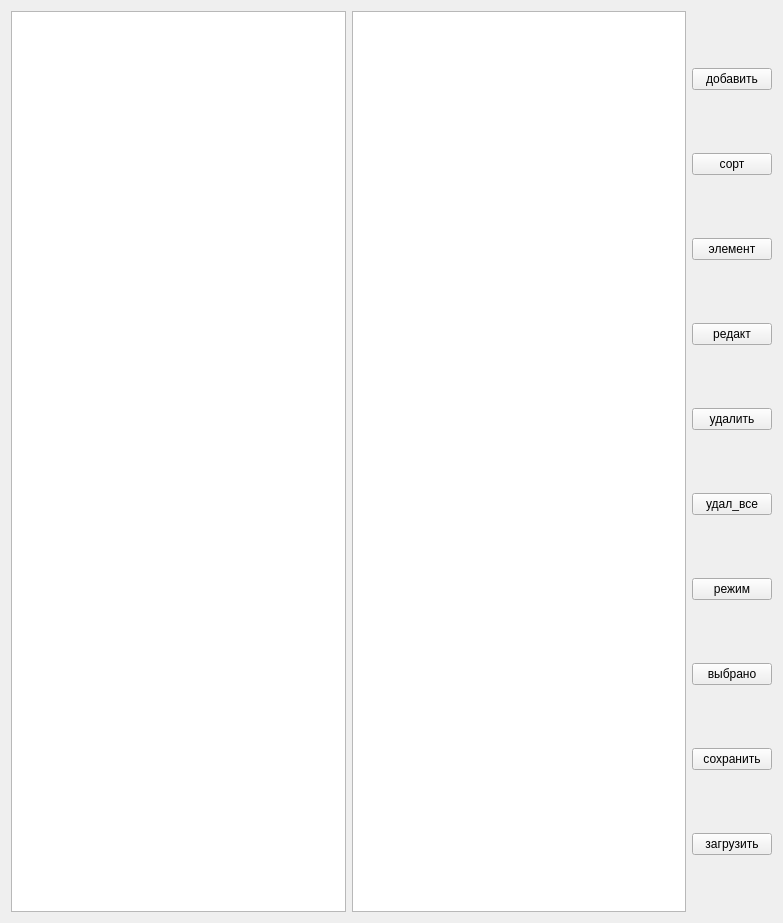
This is 18_create_soft_links/create_soft_links/src/widget.ui in 8evgeny/GIT as Qt 5 draws it before an edit. The edited form follows.
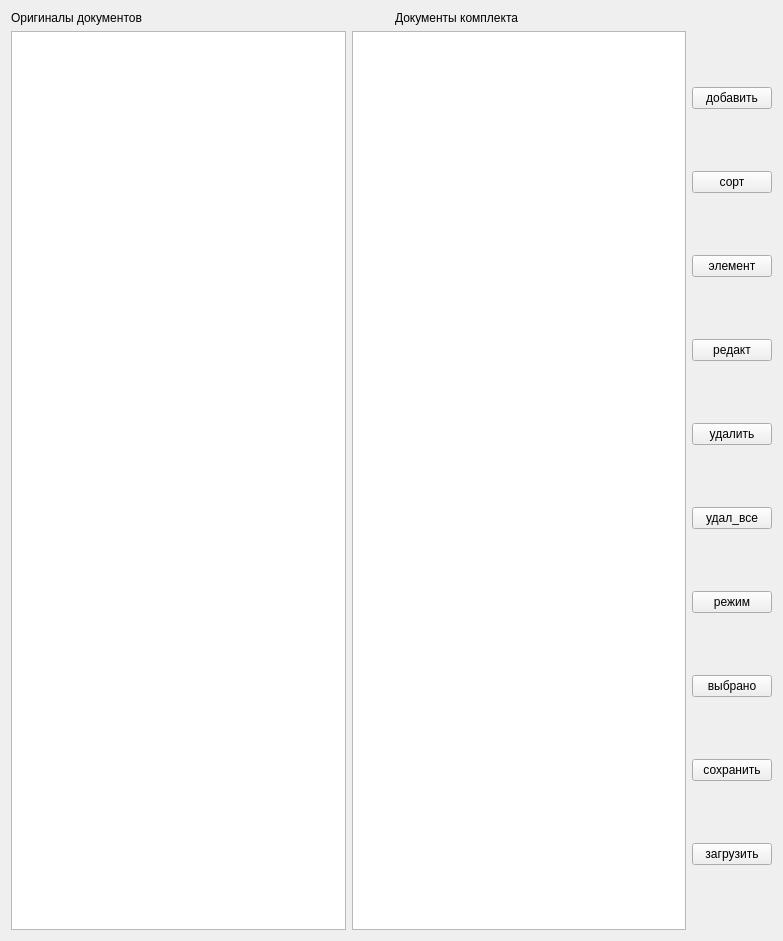
This is the edited form.

The edit to the form file:
```diff
--- a/18_create_soft_links/create_soft_links/src/widget.ui
+++ b/18_create_soft_links/create_soft_links/src/widget.ui
@@ -13,16 +13,23 @@
   <property name="windowTitle">
    <string>Widget</string>
   </property>
-  <layout class="QHBoxLayout" name="horizontalLayout_2">
-   <item>
-    <layout class="QHBoxLayout" name="horizontalLayout">
-     <item>
-      <widget class="QListWidget" name="listWidget"/>
-     </item>
-     <item>
+  <layout class="QGridLayout" name="gridLayout">
+   <item row="1" column="0">
+    <layout class="QGridLayout" name="gridLayout_2">
+     <item row="0" column="1">
       <widget class="QListWidget" name="listWidget_2"/>
      </item>
-     <item>
+     <item row="0" column="0">
+      <widget class="QListWidget" name="listWidget">
+       <property name="minimumSize">
+        <size>
+         <width>0</width>
+         <height>899</height>
+        </size>
+       </property>
+      </widget>
+     </item>
+     <item row="0" column="2">
       <layout class="QVBoxLayout" name="verticalLayout_2">
        <item>
         <widget class="QPushButton" name="pushButton">
@@ -98,6 +105,24 @@
      </item>
     </layout>
    </item>
+   <item row="0" column="0">
+    <layout class="QHBoxLayout" name="horizontalLayout">
+     <item>
+      <widget class="QLabel" name="label_2">
+       <property name="text">
+        <string>Оригиналы документов</string>
+       </property>
+      </widget>
+     </item>
+     <item>
+      <widget class="QLabel" name="label">
+       <property name="text">
+        <string>Документы комплекта</string>
+       </property>
+      </widget>
+     </item>
+    </layout>
+   </item>
   </layout>
  </widget>
  <resources/>
```
